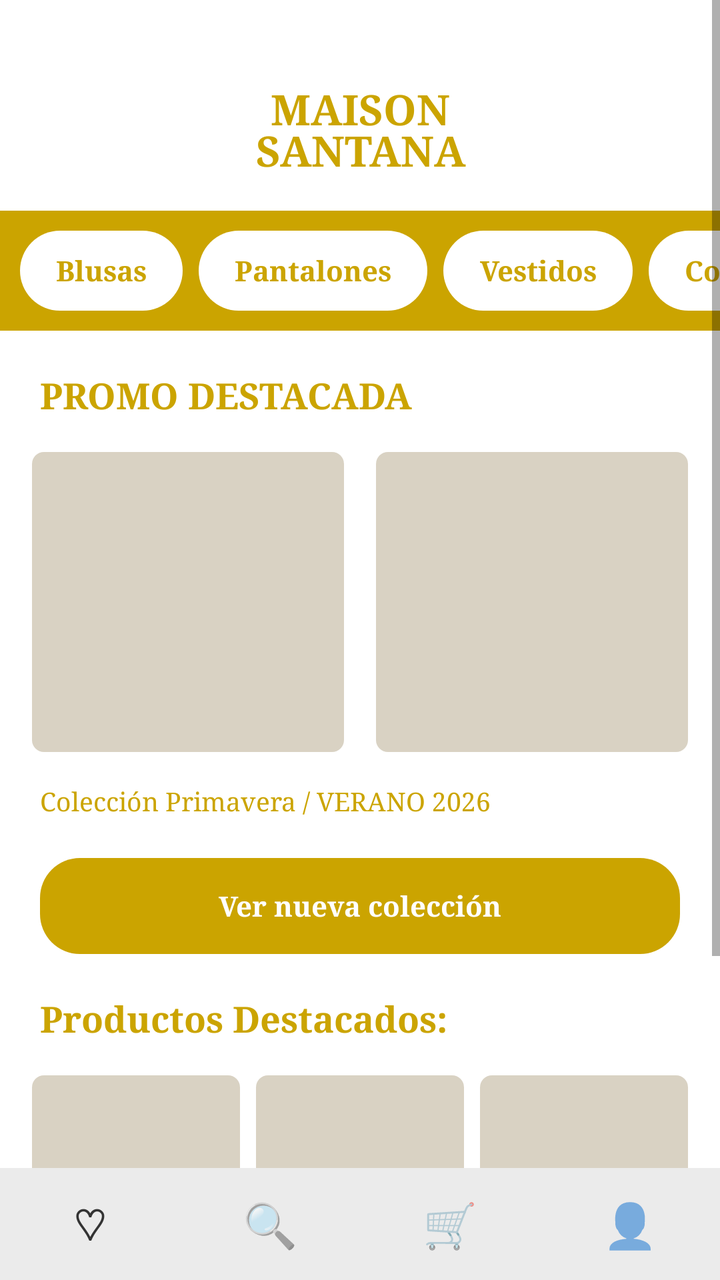
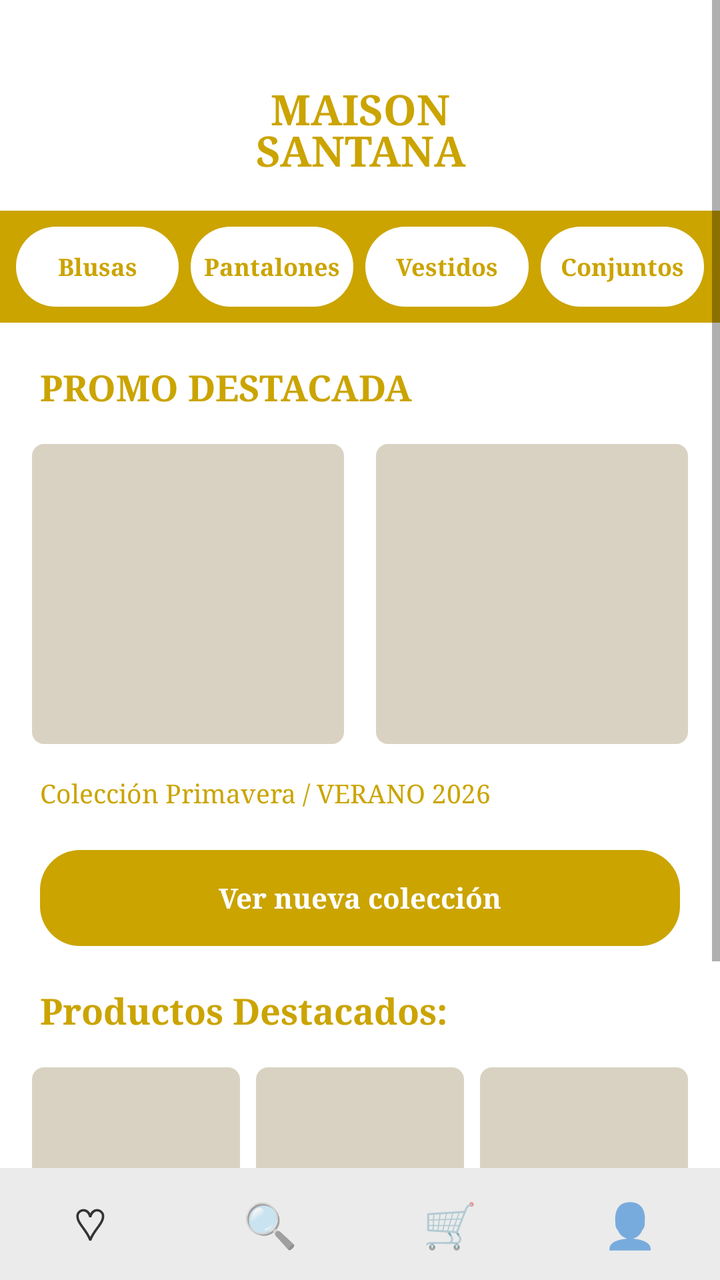

Compare the two renders of this Android layout. The source of the first and the diff that turns it into the second are given below.
<!-- AndroidManifest.xml: application theme Theme.MaisonSantana -->
<!-- res/layout/activity_inicio.xml -->
<?xml version="1.0" encoding="utf-8"?>
<LinearLayout xmlns:android="http://schemas.android.com/apk/res/android"
    android:layout_width="match_parent"
    android:layout_height="match_parent"
    android:background="@color/white"
    android:orientation="vertical">

    <ScrollView
        android:layout_width="match_parent"
        android:layout_height="0dp"
        android:layout_weight="1">

        <LinearLayout
            android:layout_width="match_parent"
            android:layout_height="wrap_content"
            android:orientation="vertical">

            <TextView
                android:layout_width="match_parent"
                android:layout_height="wrap_content"
                android:fontFamily="serif"
                android:gravity="center"
                android:lineSpacingExtra="-4dp"
                android:paddingTop="40dp"
                android:paddingBottom="16dp"
                android:text="@string/app_logo"
                android:textColor="@color/gold"
                android:textSize="21sp"
                android:textStyle="bold" />

            <HorizontalScrollView
                android:layout_width="match_parent"
                android:layout_height="wrap_content"
                android:background="@color/gold"
                android:scrollbars="none">

                <LinearLayout
                    android:layout_width="wrap_content"
                    android:layout_height="wrap_content"
                    android:orientation="horizontal"
                    android:padding="10dp">

                    <TextView
                        android:layout_width="wrap_content"
                        android:layout_height="40dp"
                        android:layout_marginEnd="8dp"
                        android:background="@drawable/bg_chip"
                        android:fontFamily="serif"
                        android:gravity="center"
                        android:paddingStart="18dp"
                        android:paddingEnd="18dp"
                        android:text="Blusas"
                        android:textColor="@color/gold"
                        android:textStyle="bold" />

                    <TextView
                        android:layout_width="wrap_content"
                        android:layout_height="40dp"
                        android:layout_marginEnd="8dp"
                        android:background="@drawable/bg_chip"
                        android:fontFamily="serif"
                        android:gravity="center"
                        android:paddingStart="18dp"
                        android:paddingEnd="18dp"
                        android:text="Pantalones"
                        android:textColor="@color/gold"
                        android:textStyle="bold" />

                    <TextView
                        android:layout_width="wrap_content"
                        android:layout_height="40dp"
                        android:layout_marginEnd="8dp"
                        android:background="@drawable/bg_chip"
                        android:fontFamily="serif"
                        android:gravity="center"
                        android:paddingStart="18dp"
                        android:paddingEnd="18dp"
                        android:text="Vestidos"
                        android:textColor="@color/gold"
                        android:textStyle="bold" />

                    <TextView
                        android:layout_width="wrap_content"
                        android:layout_height="40dp"
                        android:background="@drawable/bg_chip"
                        android:fontFamily="serif"
                        android:gravity="center"
                        android:paddingStart="18dp"
                        android:paddingEnd="18dp"
                        android:text="Conjuntos"
                        android:textColor="@color/gold"
                        android:textStyle="bold" />
                </LinearLayout>
            </HorizontalScrollView>

            <TextView
                android:layout_width="wrap_content"
                android:layout_height="wrap_content"
                android:layout_marginStart="20dp"
                android:layout_marginTop="20dp"
                android:fontFamily="serif"
                android:text="PROMO DESTACADA"
                android:textColor="@color/gold"
                android:textSize="18sp"
                android:textStyle="bold" />

            <LinearLayout
                android:layout_width="match_parent"
                android:layout_height="150dp"
                android:layout_margin="16dp"
                android:orientation="horizontal">

                <ImageView
                    android:id="@+id/imgPromo1"
                    android:layout_width="0dp"
                    android:layout_height="match_parent"
                    android:layout_marginEnd="8dp"
                    android:layout_weight="1"
                    android:background="@drawable/bg_foto"
                    android:scaleType="centerCrop" />

                <ImageView
                    android:id="@+id/imgPromo2"
                    android:layout_width="0dp"
                    android:layout_height="match_parent"
                    android:layout_marginStart="8dp"
                    android:layout_weight="1"
                    android:background="@drawable/bg_foto"
                    android:scaleType="centerCrop" />
            </LinearLayout>

            <TextView
                android:layout_width="wrap_content"
                android:layout_height="wrap_content"
                android:layout_marginStart="20dp"
                android:fontFamily="serif"
                android:text="Colección Primavera / VERANO 2026"
                android:textColor="@color/gold"
                android:textSize="13sp" />

            <Button
                android:id="@+id/btnNuevaColeccion"
                android:layout_width="match_parent"
                android:layout_height="48dp"
                android:layout_margin="20dp"
                android:background="@drawable/bg_pill_gold"
                android:backgroundTint="@null"
                android:fontFamily="serif"
                android:stateListAnimator="@null"
                android:text="Ver nueva colección"
                android:textAllCaps="false"
                android:textColor="@color/white"
                android:textStyle="bold" />

            <TextView
                android:layout_width="wrap_content"
                android:layout_height="wrap_content"
                android:layout_marginStart="20dp"
                android:fontFamily="serif"
                android:text="Productos Destacados:"
                android:textColor="@color/gold"
                android:textSize="18sp"
                android:textStyle="bold" />

            <LinearLayout
                android:layout_width="match_parent"
                android:layout_height="wrap_content"
                android:orientation="horizontal"
                android:padding="12dp">

                <LinearLayout
                    android:id="@+id/card1"
                    android:layout_width="0dp"
                    android:layout_height="wrap_content"
                    android:layout_margin="4dp"
                    android:layout_weight="1"
                    android:orientation="vertical">

                    <ImageView
                        android:id="@+id/imgProd1"
                        android:layout_width="match_parent"
                        android:layout_height="110dp"
                        android:background="@drawable/bg_foto"
                        android:scaleType="centerCrop" />

                    <TextView
                        android:layout_width="match_parent"
                        android:layout_height="wrap_content"
                        android:layout_marginTop="6dp"
                        android:text="Body Satinado de Tirantes con Perlas"
                        android:textColor="@color/text_brown"
                        android:textSize="10sp" />

                    <TextView
                        android:layout_width="wrap_content"
                        android:layout_height="wrap_content"
                        android:layout_marginTop="4dp"
                        android:text="$48.000 COP"
                        android:textColor="@color/gold"
                        android:textSize="11sp"
                        android:textStyle="bold" />
                </LinearLayout>

                <LinearLayout
                    android:id="@+id/card2"
                    android:layout_width="0dp"
                    android:layout_height="wrap_content"
                    android:layout_margin="4dp"
                    android:layout_weight="1"
                    android:orientation="vertical">

                    <ImageView
                        android:id="@+id/imgProd2"
                        android:layout_width="match_parent"
                        android:layout_height="110dp"
                        android:background="@drawable/bg_foto"
                        android:scaleType="centerCrop" />

                    <TextView
                        android:layout_width="match_parent"
                        android:layout_height="wrap_content"
                        android:layout_marginTop="6dp"
                        android:text="Vestido Corto Strapless Vino"
                        android:textColor="@color/text_brown"
                        android:textSize="10sp" />

                    <TextView
                        android:layout_width="wrap_content"
                        android:layout_height="wrap_content"
                        android:layout_marginTop="4dp"
                        android:text="$180.000 COP"
                        android:textColor="@color/gold"
                        android:textSize="11sp"
                        android:textStyle="bold" />
                </LinearLayout>

                <LinearLayout
                    android:id="@+id/card3"
                    android:layout_width="0dp"
                    android:layout_height="wrap_content"
                    android:layout_margin="4dp"
                    android:layout_weight="1"
                    android:orientation="vertical">

                    <ImageView
                        android:id="@+id/imgProd3"
                        android:layout_width="match_parent"
                        android:layout_height="110dp"
                        android:background="@drawable/bg_foto"
                        android:scaleType="centerCrop" />

                    <TextView
                        android:layout_width="match_parent"
                        android:layout_height="wrap_content"
                        android:layout_marginTop="6dp"
                        android:text="Vestido Negro Asimétrico"
                        android:textColor="@color/text_brown"
                        android:textSize="10sp" />

                    <TextView
                        android:layout_width="wrap_content"
                        android:layout_height="wrap_content"
                        android:layout_marginTop="4dp"
                        android:text="$220.000 COP"
                        android:textColor="@color/gold"
                        android:textSize="11sp"
                        android:textStyle="bold" />
                </LinearLayout>
            </LinearLayout>
        </LinearLayout>
    </ScrollView>

    <LinearLayout
        android:layout_width="match_parent"
        android:layout_height="56dp"
        android:background="@color/bar_gray"
        android:orientation="horizontal">

        <TextView
            android:id="@+id/navHome"
            android:layout_width="0dp"
            android:layout_height="match_parent"
            android:layout_weight="1"
            android:gravity="center"
            android:text="♡"
            android:textColor="@color/text_dark"
            android:textSize="22sp" />

        <TextView
            android:id="@+id/navSearch"
            android:layout_width="0dp"
            android:layout_height="match_parent"
            android:layout_weight="1"
            android:gravity="center"
            android:text="🔍"
            android:textSize="22sp" />

        <TextView
            android:id="@+id/navCart"
            android:layout_width="0dp"
            android:layout_height="match_parent"
            android:layout_weight="1"
            android:gravity="center"
            android:text="🛒"
            android:textSize="22sp" />

        <TextView
            android:id="@+id/navProfile"
            android:layout_width="0dp"
            android:layout_height="match_parent"
            android:layout_weight="1"
            android:gravity="center"
            android:text="👤"
            android:textSize="22sp" />
    </LinearLayout>
</LinearLayout>
<!-- resources referenced by this layout -->
<resources>
  <color name="bar_gray">#EBEBEB</color>
  <color name="gold">#CBA400</color>
  <color name="text_brown">#6B6B6B</color>
  <color name="text_dark">#333333</color>
  <color name="white">#FFFFFFFF</color>
  <!-- drawable bg_chip (drawable) -->
  <?xml version="1.0" encoding="utf-8"?>
  <shape xmlns:android="http://schemas.android.com/apk/res/android"
      android:shape="rectangle">
      <solid android:color="@color/white" />
      <corners android:radius="20dp" />
  </shape>
  <!-- drawable bg_foto (drawable) -->
  <?xml version="1.0" encoding="utf-8"?>
  <shape xmlns:android="http://schemas.android.com/apk/res/android"
      android:shape="rectangle">
      <solid android:color="@color/photo_placeholder" />
      <corners android:radius="6dp" />
  </shape>
  <!-- drawable bg_pill_gold (drawable) -->
  <?xml version="1.0" encoding="utf-8"?>
  <shape xmlns:android="http://schemas.android.com/apk/res/android"
      android:shape="rectangle">
      <solid android:color="@color/gold" />
      <corners android:radius="20dp" />
  </shape>
  <string name="app_logo">MAISON\nSANTANA</string>
  <style name="Theme.MaisonSantana" parent="Theme.AppCompat.Light.NoActionBar">
          <item name="colorPrimary">@color/gold</item>
          <item name="colorAccent">@color/gold</item>
      </style>
  <color name="photo_placeholder">#D9D2C3</color>
</resources>

<!-- the commit's change to res/layout/activity_inicio.xml (unified diff, before → after) -->
@@ -28,70 +28,64 @@
                 android:textSize="21sp"
                 android:textStyle="bold" />
 
-            <HorizontalScrollView
+            <LinearLayout
                 android:layout_width="match_parent"
                 android:layout_height="wrap_content"
                 android:background="@color/gold"
-                android:scrollbars="none">
-
-                <LinearLayout
-                    android:layout_width="wrap_content"
-                    android:layout_height="wrap_content"
-                    android:orientation="horizontal"
-                    android:padding="10dp">
-
-                    <TextView
-                        android:layout_width="wrap_content"
-                        android:layout_height="40dp"
-                        android:layout_marginEnd="8dp"
-                        android:background="@drawable/bg_chip"
-                        android:fontFamily="serif"
-                        android:gravity="center"
-                        android:paddingStart="18dp"
-                        android:paddingEnd="18dp"
-                        android:text="Blusas"
-                        android:textColor="@color/gold"
-                        android:textStyle="bold" />
-
-                    <TextView
-                        android:layout_width="wrap_content"
-                        android:layout_height="40dp"
-                        android:layout_marginEnd="8dp"
-                        android:background="@drawable/bg_chip"
-                        android:fontFamily="serif"
-                        android:gravity="center"
-                        android:paddingStart="18dp"
-                        android:paddingEnd="18dp"
-                        android:text="Pantalones"
-                        android:textColor="@color/gold"
-                        android:textStyle="bold" />
-
-                    <TextView
-                        android:layout_width="wrap_content"
-                        android:layout_height="40dp"
-                        android:layout_marginEnd="8dp"
-                        android:background="@drawable/bg_chip"
-                        android:fontFamily="serif"
-                        android:gravity="center"
-                        android:paddingStart="18dp"
-                        android:paddingEnd="18dp"
-                        android:text="Vestidos"
-                        android:textColor="@color/gold"
-                        android:textStyle="bold" />
-
-                    <TextView
-                        android:layout_width="wrap_content"
-                        android:layout_height="40dp"
-                        android:background="@drawable/bg_chip"
-                        android:fontFamily="serif"
-                        android:gravity="center"
-                        android:paddingStart="18dp"
-                        android:paddingEnd="18dp"
-                        android:text="Conjuntos"
-                        android:textColor="@color/gold"
-                        android:textStyle="bold" />
-                </LinearLayout>
-            </HorizontalScrollView>
+                android:orientation="horizontal"
+                android:padding="8dp">
+
+                <TextView
+                    android:layout_width="0dp"
+                    android:layout_height="40dp"
+                    android:layout_marginEnd="6dp"
+                    android:layout_weight="1"
+                    android:background="@drawable/bg_chip"
+                    android:fontFamily="serif"
+                    android:gravity="center"
+                    android:text="Blusas"
+                    android:textColor="@color/gold"
+                    android:textSize="12sp"
+                    android:textStyle="bold" />
+
+                <TextView
+                    android:layout_width="0dp"
+                    android:layout_height="40dp"
+                    android:layout_marginEnd="6dp"
+                    android:layout_weight="1"
+                    android:background="@drawable/bg_chip"
+                    android:fontFamily="serif"
+                    android:gravity="center"
+                    android:text="Pantalones"
+                    android:textColor="@color/gold"
+                    android:textSize="12sp"
+                    android:textStyle="bold" />
+
+                <TextView
+                    android:layout_width="0dp"
+                    android:layout_height="40dp"
+                    android:layout_marginEnd="6dp"
+                    android:layout_weight="1"
+                    android:background="@drawable/bg_chip"
+                    android:fontFamily="serif"
+                    android:gravity="center"
+                    android:text="Vestidos"
+                    android:textColor="@color/gold"
+                    android:textSize="12sp"
+                    android:textStyle="bold" />
+
+                <TextView
+                    android:layout_width="0dp"
+                    android:layout_height="40dp"
+                    android:layout_weight="1"
+                    android:background="@drawable/bg_chip"
+                    android:fontFamily="serif"
+                    android:gravity="center"
+                    android:text="Conjuntos"
+                    android:textColor="@color/gold"
+                    android:textSize="12sp"
+                    android:textStyle="bold" />
+            </LinearLayout>
 
             <TextView
                 android:layout_width="wrap_content"
